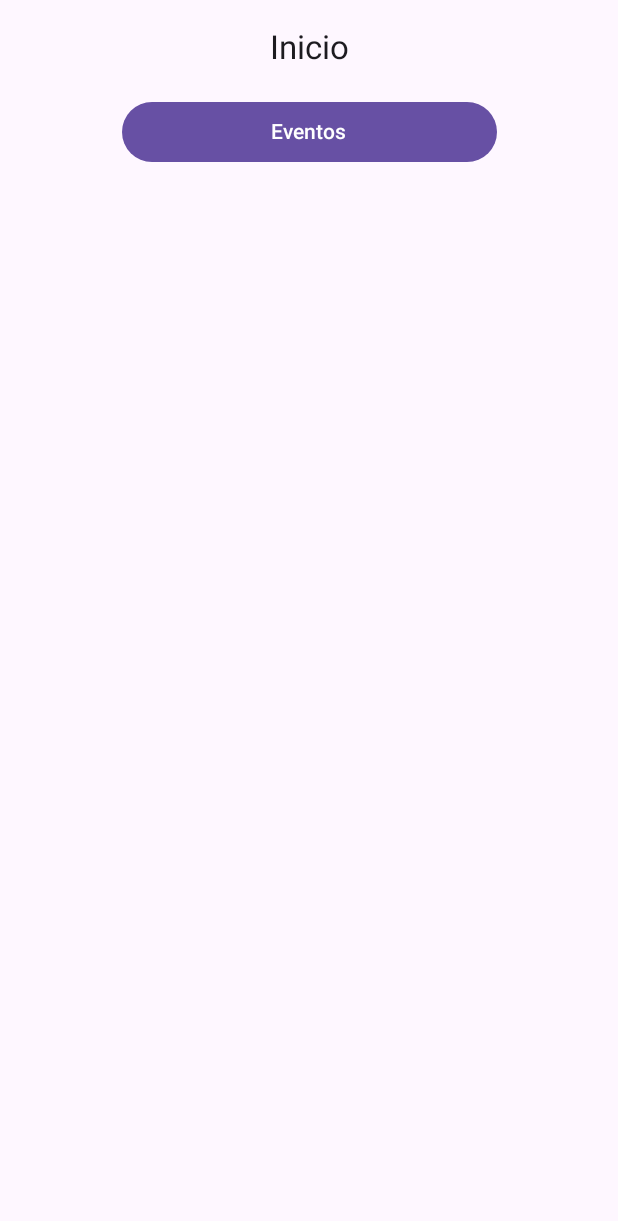
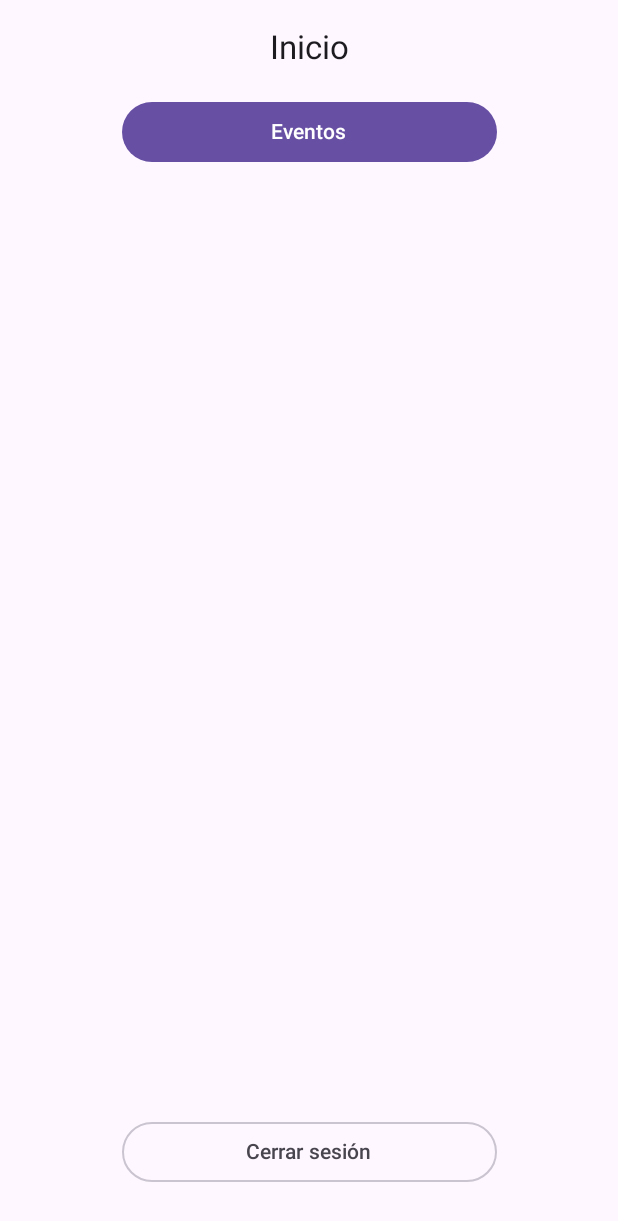
Before and after one commit to ChuzCR1998/GestorEventos, an Android app built with Jetpack Compose: the PrincipalScreen screen opened through its navigation route, on a phone screen of 412 x 824 dp. Shown: the top 1221 px of the screen. Run offline under Robolectric (Android 15) with nearby library versions, the phone set to English and light mode, and no system bars; our stand-ins replace Firebase (no records; nobody signed in at launch, a user with empty details on screens opened directly).

Commit message:
Se unifican cambios de cerrar sesion

```diff
--- a/app/src/main/java/utn/proyecto/gestoreventos/MainActivity.kt
+++ b/app/src/main/java/utn/proyecto/gestoreventos/MainActivity.kt
@@ -1,14 +1,15 @@
 package utn.proyecto.gestoreventos
 
+import android.os.Build
 import android.os.Bundle
 import androidx.activity.ComponentActivity
 import androidx.activity.compose.setContent
-import androidx.compose.material3.ExperimentalMaterial3Api
+import androidx.annotation.RequiresApi
 import androidx.core.view.WindowCompat
 import com.example.compose.AppTheme
-import utn.proyecto.gestoreventos.ui.navigation.GestorApp
 
 class MainActivity : ComponentActivity() {
+    @RequiresApi(Build.VERSION_CODES.Q)
     override fun onCreate(savedInstanceState: Bundle?) {
         super.onCreate(savedInstanceState)
         WindowCompat.setDecorFitsSystemWindows(window, false)
--- a/app/src/main/java/utn/proyecto/gestoreventos/ui/home/PrincipalScreen.kt
+++ b/app/src/main/java/utn/proyecto/gestoreventos/ui/home/PrincipalScreen.kt
@@ -2,12 +2,14 @@ package utn.proyecto.gestoreventos.ui.home
 
 import androidx.compose.foundation.layout.Arrangement
 import androidx.compose.foundation.layout.Column
+import androidx.compose.foundation.layout.Spacer
 import androidx.compose.foundation.layout.fillMaxWidth
 import androidx.compose.foundation.layout.padding
 import androidx.compose.foundation.layout.widthIn
 import androidx.compose.material3.Button
 import androidx.compose.material3.ExperimentalMaterial3Api
 import androidx.compose.material3.MaterialTheme
+import androidx.compose.material3.OutlinedButton
 import androidx.compose.material3.Scaffold
 import androidx.compose.material3.Text
 import androidx.compose.material3.TopAppBarDefaults
@@ -18,13 +20,16 @@ import androidx.compose.ui.input.nestedscroll.nestedScroll
 import androidx.compose.ui.res.dimensionResource
 import androidx.compose.ui.res.stringResource
 import androidx.compose.ui.unit.dp
+import androidx.navigation.NavController
 import utn.proyecto.gestoreventos.GestorEventosTopAppBar
 import utn.proyecto.gestoreventos.R
+import utn.proyecto.gestoreventos.ui.navigation.GestorEventosScreen
 
 @OptIn(ExperimentalMaterial3Api::class)
 @Composable
 fun PrincipalScreen(
     onNextButtonClicked: () -> Unit,
+    cerrarSesionClicked: () -> Unit,
     modifier: Modifier = Modifier
 ){
     val scrollBehavior = TopAppBarDefaults.enterAlwaysScrollBehavior()
@@ -45,9 +50,11 @@ fun PrincipalScreen(
             Column(
                 modifier = Modifier.fillMaxWidth(),
                 horizontalAlignment = Alignment.CenterHorizontally,
-                verticalArrangement = Arrangement.spacedBy(dimensionResource(R.dimen.padding_small))
+                verticalArrangement = Arrangement.SpaceBetween
             ) {
-                EventosButton(onClick = onNextButtonClicked )
+                EventosButton(onClick = onNextButtonClicked)
+                Spacer(modifier = Modifier.weight(1f))
+                CerrarSesionButton(cerrarSesionClicked = cerrarSesionClicked)
             }
         }
     }
@@ -66,3 +73,18 @@ fun EventosButton(
         Text(stringResource(R.string.eventos))
     }
 }
+
+@Composable
+fun CerrarSesionButton(
+    cerrarSesionClicked: () -> Unit,
+    modifier: Modifier = Modifier
+){
+    OutlinedButton(
+        onClick = {
+            cerrarSesionClicked()
+        },
+        modifier = modifier.widthIn(min = 250.dp).padding(bottom = 32.dp)
+    ) {
+        Text(stringResource(R.string.Logout))
+    }
+}
--- a/app/src/main/java/utn/proyecto/gestoreventos/ui/login/InicioSesionScreen.kt
+++ b/app/src/main/java/utn/proyecto/gestoreventos/ui/login/InicioSesionScreen.kt
@@ -1,5 +1,6 @@
 package utn.proyecto.gestoreventos.ui.login
 
+import android.content.Context
 import android.util.Log
 import androidx.compose.foundation.clickable
 import androidx.compose.foundation.layout.Arrangement
@@ -37,6 +38,7 @@ import androidx.compose.ui.text.input.PasswordVisualTransformation
 import androidx.compose.ui.text.input.VisualTransformation
 import androidx.compose.ui.unit.dp
 import androidx.lifecycle.viewmodel.compose.viewModel
+import utn.proyecto.gestoreventos.ui.LoginScreenViewModel
 
 
 @OptIn(ExperimentalComposeUiApi::class)
@@ -183,7 +185,8 @@ fun InputFiel(valueState: MutableState<String>,
 
 @Composable
 fun InicioSecion(
-    navigateToHome: () -> Unit ,
+    navigateToHome: () -> Unit,
+    context: Context,
     viewModel: LoginScreenViewModel = viewModel()):Unit
 {
     val mostraLogin = rememberSaveable {
@@ -202,7 +205,7 @@ fun InicioSecion(
 
                         correo, contrasenna ->
                     Log.d("GestorEventos","Logueado con exito $correo")
-                    viewModel.signInWithEmailAndPassword(correo,contrasenna,navigateToHome)
+                    viewModel.signInWithEmailAndPassword(correo,contrasenna,context,navigateToHome)
 
                 }
 
--- a/app/src/main/java/utn/proyecto/gestoreventos/ui/navigation/GestorEventosNavGraph.kt
+++ b/app/src/main/java/utn/proyecto/gestoreventos/ui/navigation/GestorEventosNavGraph.kt
@@ -42,16 +42,21 @@ fun GestorEventosNavHost(
         modifier = modifier
     ) {
         composable(route = GestorEventosScreen.Login.name) {
+            val context = LocalContext.current
             InicioSecion(
                 navigateToHome = {
                     navController.navigate(GestorEventosScreen.Start.name)
-                }
+                },
+                context
             )
         }
-        composable(route = GestorScreen.Start.name) {
+        composable(route = GestorEventosScreen.Start.name) {
             PrincipalScreen(
                 onNextButtonClicked = {
                     navController.navigate(GestorEventosScreen.Eventos.name)
+                },
+                cerrarSesionClicked = {
+                    navController.navigate(GestorEventosScreen.Login.name)
                 }
             )
         }
--- a/app/src/main/res/values/strings.xml
+++ b/app/src/main/res/values/strings.xml
@@ -10,6 +10,7 @@
     <string name="firstName">Nombre</string>
     <string name="lastName">Apellido</string>
     <string name="login">Iniciar sesión</string>
+    <string name="Logout">Cerrar sesión</string>
     <string name="createAct">Crear cuenta</string>
 
 
```
Also changed, not shown: app/src/main/java/utn/proyecto/gestoreventos/ui/login/LoginScreenViewModel.kt (+30 -10 lines), app/src/main/java/utn/proyecto/gestoreventos/ui/navigation/GestorScreen.kt (deleted, +0 -162 lines).
